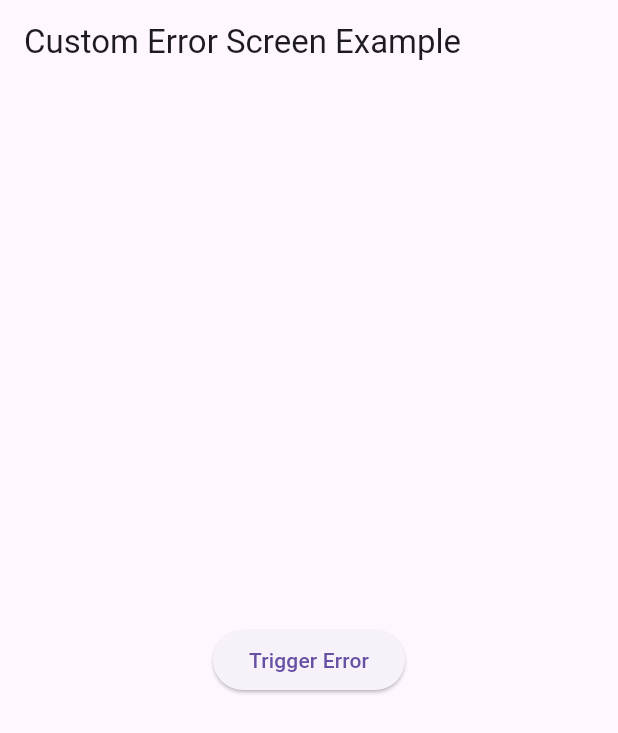
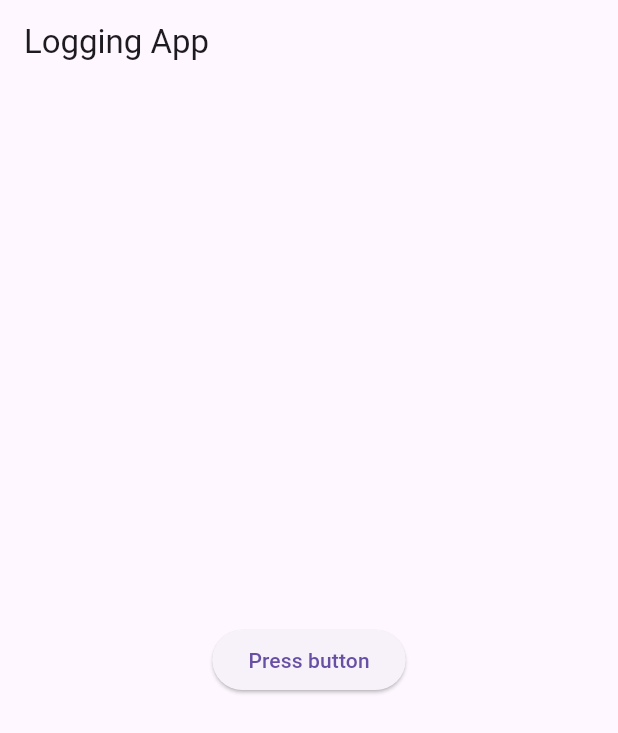
Before and after one commit to hiwa2000/logging, a Flutter app: the screen it shows after launch, on a phone screen of 412 x 824 dp. Shown: the top 733 px of the screen. Run offline on Flutter 3.47's test engine with Material 3 defaults, Android fonts, the phone set to English and light mode, and no system bars.

```diff
--- a/lib/main.dart
+++ b/lib/main.dart
@@ -28,61 +28,61 @@
 //   }
 // }
 
-// import 'package:flutter/material.dart';
-// import 'package:flutter/foundation.dart';
+import 'package:flutter/material.dart';
+import 'package:flutter/foundation.dart';
 
-// void main() {
-//   runApp(MyApp());
-// }
+void main() {
+  runApp(MyApp());
+}
 
-// class MyLogger {
-//   static void debug(String message) {
-//     if (kDebugMode) {
-//       print('DEBUG: $message');
-//     }
-//   }
+class MyLogger {
+  static void debug(String message) {
+    if (kDebugMode) {
+      print('DEBUG: $message');
+    }
+  }
 
-//   static void info(String message) {
-//     print('INFO: $message');
-//   }
+  static void info(String message) {
+    print('INFO: $message');
+  }
 
-//   static void warning(String message) {
-//     print('WARNING: $message');
-//   }
+  static void warning(String message) {
+    print('WARNING: $message');
+  }
 
-//   static void error(String message) {
-//     print('ERROR: $message');
-//   }
-// }
+  static void error(String message) {
+    print('ERROR: $message');
+  }
+}
 
-// class MyApp extends StatelessWidget {
-//   @override
-//   Widget build(BuildContext context) {
-//     return MaterialApp(
-//       home: Scaffold(
-//         appBar: AppBar(
-//           title: Text('Logging App'),
-//         ),
-//         body: Center(
-//           child: Column(
-//             mainAxisAlignment: MainAxisAlignment.center,
-//             children: [
-//               ElevatedButton(
-//                 onPressed: () {
-//                   MyLogger.debug('Debug message: Button was pressed!');
-//                    MyLogger.info('Info message: Button was pressed!');
-//                    MyLogger.warning('Warning message: Button was pressed!');
-//                    MyLogger.error('Error message: Button was pressed!');
-//                 },
-//                 child: Text('Press button'),
-//               ),
-//             ],
-//           ),
-//         ),
-//       ),
-//     );
-//   }
-// }
+class MyApp extends StatelessWidget {
+  @override
+  Widget build(BuildContext context) {
+    return MaterialApp(
+      home: Scaffold(
+        appBar: AppBar(
+          title: Text('Logging App'),
+        ),
+        body: Center(
+          child: Column(
+            mainAxisAlignment: MainAxisAlignment.center,
+            children: [
+              ElevatedButton(
+                onPressed: () {
+                  MyLogger.debug('Debug message: Button was pressed!');
+                   MyLogger.info('Info message: Button was pressed!');
+                   MyLogger.warning('Warning message: Button was pressed!');
+                   MyLogger.error('Error message: Button was pressed!');
+                },
+                child: Text('Press button'),
+              ),
+            ],
+          ),
+        ),
+      ),
+    );
+  }
+}
 
 // import 'package:flutter/material.dart';
 // import 'package:logger/logger.dart';
@@ -207,54 +207,54 @@
 //   }
 // }
 
-import 'package:flutter/material.dart';
+// import 'package:flutter/material.dart';
 
-void main() {
-  runApp(const MyApp());
-}
+// void main() {
+//   runApp(const MyApp());
+// }
 
-class MyApp extends StatelessWidget {
-  const MyApp({Key? key}) : super(key: key);
+// class MyApp extends StatelessWidget {
+//   const MyApp({Key? key}) : super(key: key);
 
-  @override
-  Widget build(BuildContext context) {
-    return MaterialApp(
-      home: Builder(
-        builder: (BuildContext context) {
-          return Scaffold(
-            appBar: AppBar(
-              title: const Text('Custom Error Screen Example'),
-            ),
-            body: Center(
-              child: ElevatedButton(
-                onPressed: () {
-                  _triggerError(context);
-                },
-                child: const Text('Trigger Error'),
-              ),
-            ),
-          );
-        },
-      ),
-      builder: (BuildContext context, Widget? widget) {
-        ErrorWidget.builder = (FlutterErrorDetails details) {
-          return _buildCustomErrorScreen();
-        };
-        return widget!;
-      },
-    );
-  }
+//   @override
+//   Widget build(BuildContext context) {
+//     return MaterialApp(
+//       home: Builder(
+//         builder: (BuildContext context) {
+//           return Scaffold(
+//             appBar: AppBar(
+//               title: const Text('Custom Error Screen Example'),
+//             ),
+//             body: Center(
+//               child: ElevatedButton(
+//                 onPressed: () {
+//                   _triggerError(context);
+//                 },
+//                 child: const Text('Trigger Error'),
+//               ),
+//             ),
+//           );
+//         },
+//       ),
+//       builder: (BuildContext context, Widget? widget) {
+//         ErrorWidget.builder = (FlutterErrorDetails details) {
+//           return _buildCustomErrorScreen();
+//         };
+//         return widget!;
+//       },
+//     );
+//   }
 
-  void _triggerError(BuildContext context) {
-    throw Exception('This is an example error');
-  }
+//   void _triggerError(BuildContext context) {
+//     throw Exception('This is an example error');
+//   }
 
-  Widget _buildCustomErrorScreen() {
-    return const Center(
-      child: Text(
-        'Custom Error Screen',
-        style: TextStyle(color: Colors.red),
-      ),
-    );
-  }
-}
+//   Widget _buildCustomErrorScreen() {
+//     return const Center(
+//       child: Text(
+//         'Custom Error Screen',
+//         style: TextStyle(color: Colors.red),
+//       ),
+//     );
+//   }
+// }
```
